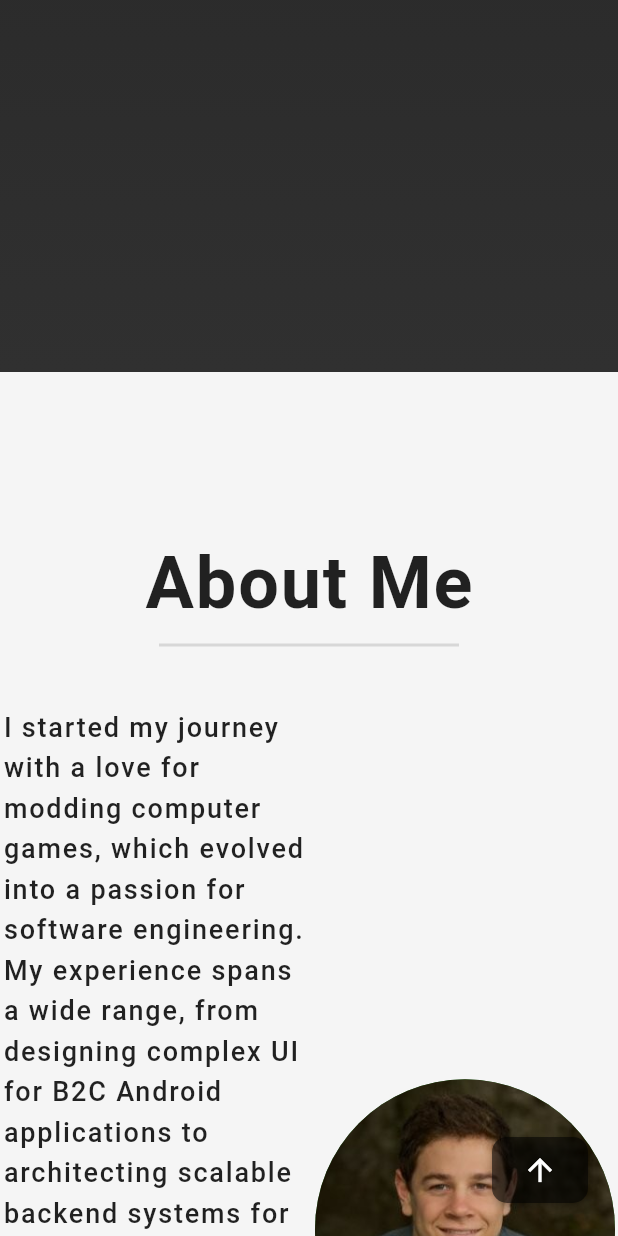
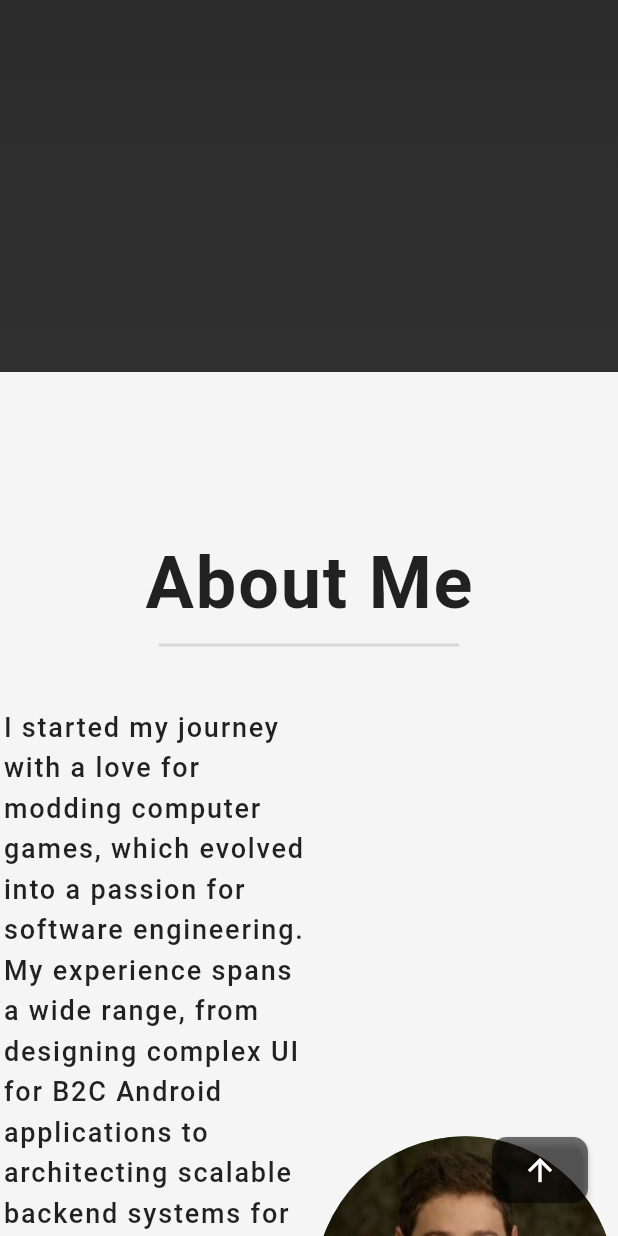
Before and after one commit to dee12452/gahood.io, a Flutter app: the screen it shows after launch, scrolled down 576 dp, on a phone screen of 412 x 824 dp. Run offline on Flutter 3.47's test engine with Material 2 defaults, Android fonts, the phone set to English and light mode, and no system bars; our stand-ins replace fl_chart, percent_indicator.

Commit message:
Better mobile screen at least

```diff
--- a/lib/home_page.dart
+++ b/lib/home_page.dart
@@ -53,8 +53,9 @@ class HomePage extends StatelessWidget {
                             height: 10,
                           ),
                           const DescriptionText(text: aboutMeSection),
-                          Row(
-                            mainAxisAlignment: MainAxisAlignment.spaceEvenly,
+                          Wrap(
+                            spacing: 8,
+                            runSpacing: 8,
                             children: [
                               RoundedRectangleButton(
                                   text: 'Resume',
@@ -71,8 +72,10 @@ class HomePage extends StatelessWidget {
                                   text: 'Contact Me',
                                   onClick: () {
                                     _scrollController.animateTo(
-                                    _scrollController.position.maxScrollExtent,
-                                    duration: const Duration(milliseconds: 500),
+                                      _scrollController
+                                          .position.maxScrollExtent,
+                                      duration:
+                                          const Duration(milliseconds: 500),
                                       curve: Curves.easeOut,
                                     );
                                   },
@@ -83,9 +86,9 @@ class HomePage extends StatelessWidget {
                         ],
                       ),
                     ),
-                    Flexible(
+                    const Flexible(
                       child: Column(
-                        children: const [
+                        children: [
                           CircleAvatar(
                             backgroundImage: AssetImage(
                               'assets/profilepic.jpg',
@@ -143,9 +146,9 @@ class HomePage extends StatelessWidget {
                     thickness: 2,
                   ),
                 ),
-                Column(
+                const Column(
                   mainAxisAlignment: MainAxisAlignment.center,
-                  children: const [
+                  children: [
                     DescriptionText(text: 'Adam Charlton'),
                     DescriptionText(text: '661-904-4938'),
                     DescriptionText(text: 'adam.charlton12452@gmail.com'),
--- a/lib/widgets/intro_widget.dart
+++ b/lib/widgets/intro_widget.dart
@@ -75,7 +75,8 @@ class IntroWidget extends StatelessWidget {
               widget = Row(
                 mainAxisAlignment: MainAxisAlignment.center,
                 children: [
-                  Text(
+                  Flexible(
+                    child: Text(
                       val,
                       style: TextStyle(
                         color: Colors.white,
@@ -85,6 +86,7 @@ class IntroWidget extends StatelessWidget {
                             .bold, // optional: adjust to your desired font weight
                       ),
                     ),
+                  ),
                   const BlinkingCursor(
                     duration: Duration(milliseconds: 350),
                     fontSize: 32.0,
@@ -92,13 +94,15 @@ class IntroWidget extends StatelessWidget {
                 ],
               );
             } else {
-              widget = Text(
+              widget = Flexible(
+                child: Text(
                   val,
                   style: TextStyle(
                     color: Colors.white,
                     fontSize: fontSize, // adjust to your desired font size
                     fontWeight: FontWeight
                         .bold, // optional: adjust to your desired font weight
+                  ),
                 ),
               );
             }
@@ -126,7 +130,8 @@ class IntroWidget extends StatelessWidget {
                           child: HoverImageButton(
                             imageFile: 'assets/linkedin.png',
                             onClick: () async {
-                              await launchUrl(Uri.parse('https://www.linkedin.com/in/adam-charlton-2b059039'));
+                              await launchUrl(Uri.parse(
+                                  'https://www.linkedin.com/in/adam-charlton-2b059039'));
                             },
                           ),
                         ),
@@ -137,7 +142,8 @@ class IntroWidget extends StatelessWidget {
                           child: HoverImageButton(
                             imageFile: 'assets/github.png',
                             onClick: () async {
-                              await launchUrl(Uri.parse('https://github.com/dee12452'));
+                              await launchUrl(
+                                  Uri.parse('https://github.com/dee12452'));
                             },
                           ),
                         ),
--- a/pubspec.yaml
+++ b/pubspec.yaml
@@ -36,6 +36,7 @@ dependencies:
   timeline_tile: ^2.0.0
   fl_chart: ^0.62.0
   percent_indicator: ^4.2.3
+  auto_size_text: ^3.0.0
 
 dev_dependencies:
   flutter_test:
```
Also changed, not shown: lib/widgets/rounded_rectangle_button.dart (+15 -9 lines), lib/widgets/skills_graph.dart (+16 -12 lines), pubspec.lock, 1 other file. Lines whose indentation alone changed are shown as unchanged.
